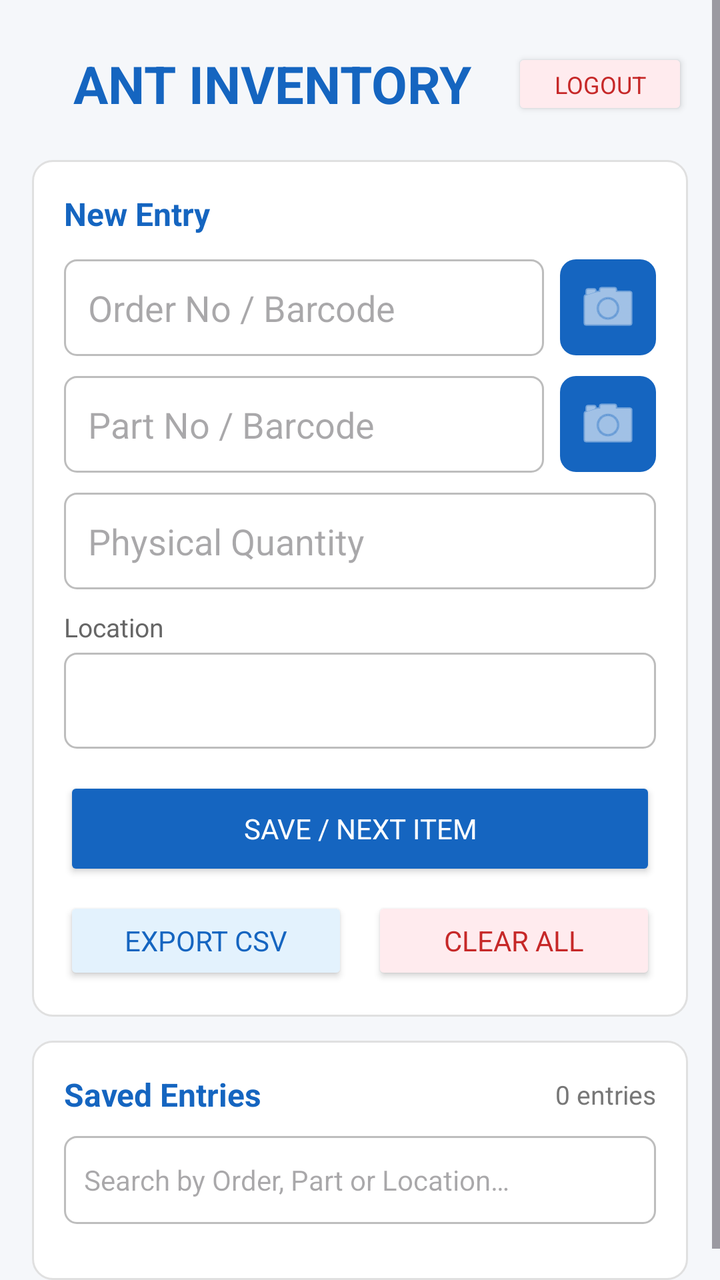
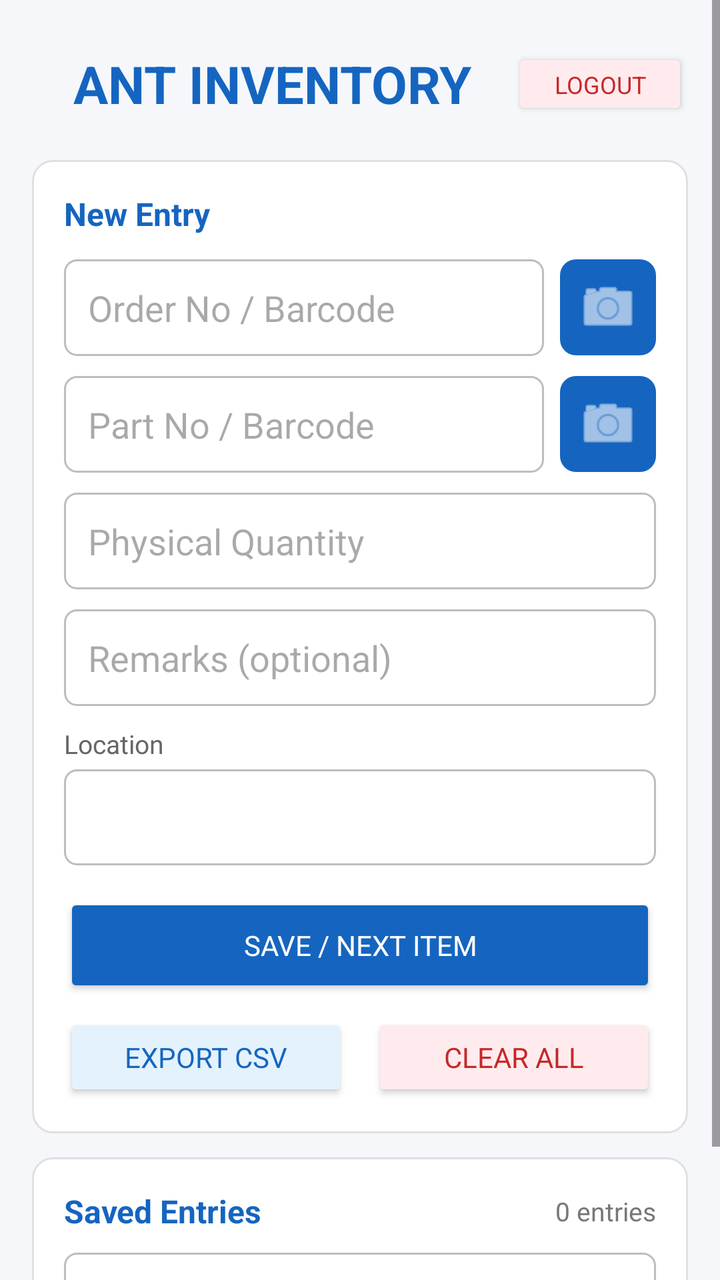

The first picture is an Android layout as it rendered before a commit; the second is the same layout after the commit. The layout source and the unified diff follow.
<!-- AndroidManifest.xml: application theme Theme.ANTInventory -->
<!-- res/layout/activity_main.xml -->
<?xml version="1.0" encoding="utf-8"?>
<ScrollView xmlns:android="http://schemas.android.com/apk/res/android"
    android:layout_width="match_parent"
    android:layout_height="match_parent"
    android:background="#F5F7FA"
    android:fillViewport="true">

    <LinearLayout
        android:layout_width="match_parent"
        android:layout_height="wrap_content"
        android:orientation="vertical"
        android:padding="16dp">

        
        <LinearLayout
            android:layout_width="match_parent"
            android:layout_height="wrap_content"
            android:orientation="horizontal"
            android:gravity="center_vertical"
            android:paddingTop="8dp"
            android:paddingBottom="20dp">

            <TextView
                android:layout_width="0dp"
                android:layout_height="wrap_content"
                android:layout_weight="1"
                android:text="ANT INVENTORY"
                android:textSize="26sp"
                android:textStyle="bold"
                android:textColor="#1565C0"
                android:gravity="center" />

            <Button
                android:id="@+id/btnLogout"
                android:layout_width="wrap_content"
                android:layout_height="36dp"
                android:text="Logout"
                android:textSize="12sp"
                android:textColor="#C62828"
                android:backgroundTint="#FFEBEE" />

        </LinearLayout>

        
        <LinearLayout
            android:layout_width="match_parent"
            android:layout_height="wrap_content"
            android:orientation="vertical"
            android:background="@drawable/card_background"
            android:padding="16dp"
            android:layout_marginBottom="12dp">

            <TextView
                android:layout_width="match_parent"
                android:layout_height="wrap_content"
                android:text="New Entry"
                android:textSize="16sp"
                android:textStyle="bold"
                android:textColor="#1565C0"
                android:paddingBottom="12dp" />

            
            <LinearLayout
                android:layout_width="match_parent"
                android:layout_height="wrap_content"
                android:orientation="horizontal"
                android:layout_marginBottom="10dp"
                android:gravity="center_vertical">

                <EditText
                    android:id="@+id/etOrder"
                    android:layout_width="0dp"
                    android:layout_height="wrap_content"
                    android:layout_weight="1"
                    android:hint="Order No / Barcode"
                    android:inputType="text"
                    android:singleLine="true"
                    android:background="@drawable/field_background"
                    android:padding="12dp" />

                <ImageButton
                    android:id="@+id/btnScanOrder"
                    android:layout_width="48dp"
                    android:layout_height="48dp"
                    android:layout_marginStart="8dp"
                    android:src="@android:drawable/ic_menu_camera"
                    android:background="@drawable/scan_button_background"
                    android:tint="#FFFFFF"
                    android:contentDescription="Scan Order barcode" />

            </LinearLayout>

            
            <LinearLayout
                android:layout_width="match_parent"
                android:layout_height="wrap_content"
                android:orientation="horizontal"
                android:layout_marginBottom="10dp"
                android:gravity="center_vertical">

                <EditText
                    android:id="@+id/etPart"
                    android:layout_width="0dp"
                    android:layout_height="wrap_content"
                    android:layout_weight="1"
                    android:hint="Part No / Barcode"
                    android:inputType="text"
                    android:singleLine="true"
                    android:background="@drawable/field_background"
                    android:padding="12dp" />

                <ImageButton
                    android:id="@+id/btnScanPart"
                    android:layout_width="48dp"
                    android:layout_height="48dp"
                    android:layout_marginStart="8dp"
                    android:src="@android:drawable/ic_menu_camera"
                    android:background="@drawable/scan_button_background"
                    android:tint="#FFFFFF"
                    android:contentDescription="Scan Part barcode" />

            </LinearLayout>

            <EditText
                android:id="@+id/etQty"
                android:layout_width="match_parent"
                android:layout_height="wrap_content"
                android:hint="Physical Quantity"
                android:inputType="number"
                android:singleLine="true"
                android:layout_marginBottom="10dp"
                android:background="@drawable/field_background"
                android:padding="12dp" />

            <TextView
                android:layout_width="match_parent"
                android:layout_height="wrap_content"
                android:text="Location"
                android:textSize="13sp"
                android:textColor="#666666"
                android:paddingBottom="4dp" />

            <Spinner
                android:id="@+id/spinnerLocation"
                android:layout_width="match_parent"
                android:layout_height="48dp"
                android:layout_marginBottom="14dp"
                android:background="@drawable/field_background"
                android:padding="8dp" />

            <Button
                android:id="@+id/btnSave"
                android:layout_width="match_parent"
                android:layout_height="52dp"
                android:text="SAVE / NEXT ITEM"
                android:textColor="#FFFFFF"
                android:backgroundTint="#1565C0"
                android:layout_marginBottom="8dp" />

            <LinearLayout
                android:layout_width="match_parent"
                android:layout_height="wrap_content"
                android:orientation="horizontal">

                <Button
                    android:id="@+id/btnExport"
                    android:layout_width="0dp"
                    android:layout_height="44dp"
                    android:layout_weight="1"
                    android:text="EXPORT CSV"
                    android:textColor="#1565C0"
                    android:backgroundTint="#E3F2FD"
                    android:layout_marginEnd="6dp" />

                <Button
                    android:id="@+id/btnClearAll"
                    android:layout_width="0dp"
                    android:layout_height="44dp"
                    android:layout_weight="1"
                    android:text="CLEAR ALL"
                    android:textColor="#C62828"
                    android:backgroundTint="#FFEBEE"
                    android:layout_marginStart="6dp" />

            </LinearLayout>
        </LinearLayout>

        
        <LinearLayout
            android:layout_width="match_parent"
            android:layout_height="wrap_content"
            android:orientation="vertical"
            android:background="@drawable/card_background"
            android:padding="16dp">

            <LinearLayout
                android:layout_width="match_parent"
                android:layout_height="wrap_content"
                android:orientation="horizontal"
                android:gravity="center_vertical"
                android:paddingBottom="10dp">

                <TextView
                    android:layout_width="0dp"
                    android:layout_height="wrap_content"
                    android:layout_weight="1"
                    android:text="Saved Entries"
                    android:textSize="16sp"
                    android:textStyle="bold"
                    android:textColor="#1565C0" />

                <TextView
                    android:id="@+id/tvEntryCount"
                    android:layout_width="wrap_content"
                    android:layout_height="wrap_content"
                    android:text="0 entries"
                    android:textSize="13sp"
                    android:textColor="#777777" />

            </LinearLayout>

            <EditText
                android:id="@+id/etSearch"
                android:layout_width="match_parent"
                android:layout_height="44dp"
                android:hint="Search by Order, Part or Location…"
                android:inputType="text"
                android:singleLine="true"
                android:layout_marginBottom="12dp"
                android:background="@drawable/field_background"
                android:padding="10dp"
                android:textSize="14sp" />

            <TextView
                android:id="@+id/tvEmpty"
                android:layout_width="match_parent"
                android:layout_height="wrap_content"
                android:text="No entries yet. Fill the form above and tap SAVE."
                android:textColor="#999999"
                android:gravity="center"
                android:paddingTop="24dp"
                android:paddingBottom="24dp"
                android:visibility="gone" />

            <LinearLayout
                android:id="@+id/listContainer"
                android:layout_width="match_parent"
                android:layout_height="wrap_content"
                android:orientation="vertical" />

        </LinearLayout>

    </LinearLayout>
</ScrollView>
<!-- resources referenced by this layout -->
<resources>
  <!-- drawable card_background (drawable) -->
  <?xml version="1.0" encoding="utf-8"?>
  <shape xmlns:android="http://schemas.android.com/apk/res/android">
      <solid android:color="#FFFFFF" />
      <corners android:radius="10dp" />
      <stroke android:width="1dp" android:color="#E0E0E0" />
  </shape>
  <!-- drawable field_background (drawable) -->
  <?xml version="1.0" encoding="utf-8"?>
  <shape xmlns:android="http://schemas.android.com/apk/res/android">
      <solid android:color="#FFFFFF" />
      <corners android:radius="6dp" />
      <stroke android:width="1dp" android:color="#BDBDBD" />
  </shape>
  <!-- drawable scan_button_background (drawable) -->
  <?xml version="1.0" encoding="utf-8"?>
  <shape xmlns:android="http://schemas.android.com/apk/res/android" android:shape="rectangle">
      <solid android:color="#1565C0" />
      <corners android:radius="8dp" />
  </shape>
  <style name="Theme.ANTInventory" parent="Theme.Material3.DayNight.NoActionBar">
          <item name="android:fontFamily">sans-serif</item>
          <item name="colorPrimary">#1565C0</item>
          <item name="colorPrimaryVariant">#003C8F</item>
          <item name="colorOnPrimary">#FFFFFF</item>
          <item name="android:windowBackground">#F5F7FA</item>
          <item name="android:statusBarColor">#1565C0</item>
      </style>
</resources>

<!-- the commit's change to res/layout/activity_main.xml (unified diff, before → after) -->
@@ -132,6 +132,17 @@
                 android:background="@drawable/field_background"
                 android:padding="12dp" />
 
+            <EditText
+                android:id="@+id/etRemarks"
+                android:layout_width="match_parent"
+                android:layout_height="wrap_content"
+                android:hint="Remarks (optional)"
+                android:inputType="text|textCapSentences"
+                android:singleLine="true"
+                android:layout_marginBottom="10dp"
+                android:background="@drawable/field_background"
+                android:padding="12dp" />
+
             <TextView
                 android:layout_width="match_parent"
                 android:layout_height="wrap_content"
@@ -223,7 +234,7 @@
                 android:id="@+id/etSearch"
                 android:layout_width="match_parent"
                 android:layout_height="44dp"
-                android:hint="Search by Order, Part or Location…"
+                android:hint="Search by Order, Part, Location or Remarks…"
                 android:inputType="text"
                 android:singleLine="true"
                 android:layout_marginBottom="12dp"
